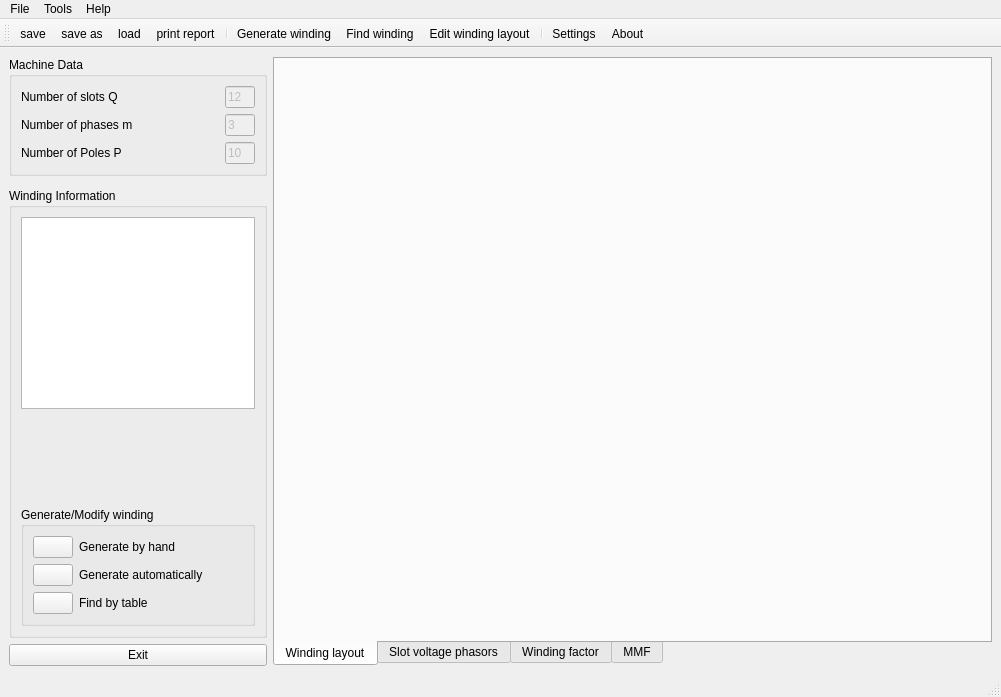
mjfwest/swat-em, file swat_em/ui/MainWindow.ui: the form before one commit.
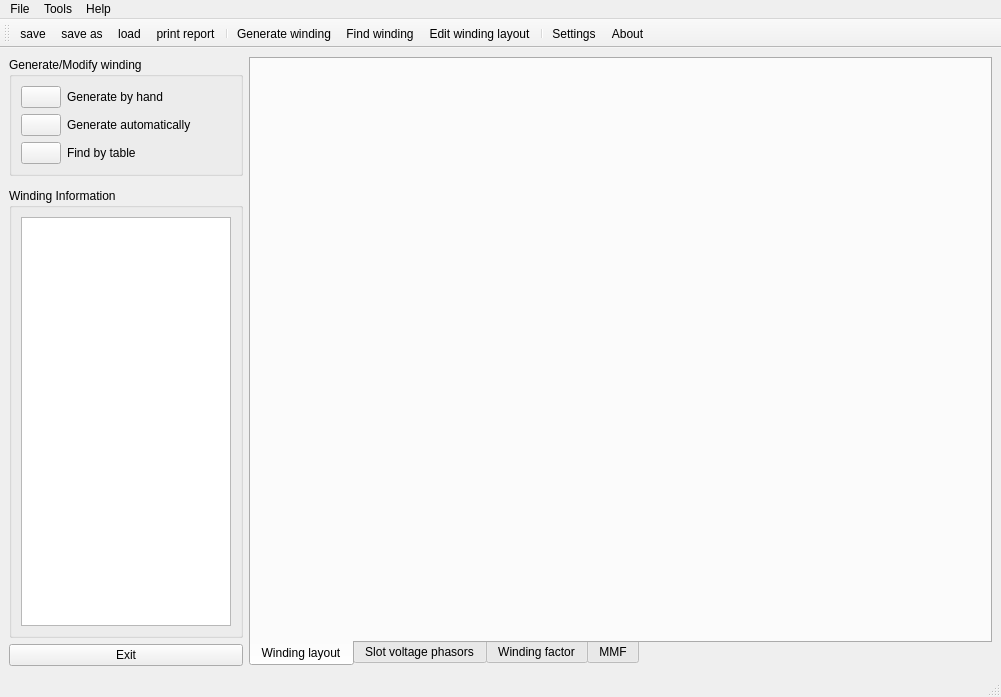
The form after the commit. Icons and pictures are not drawn.

Commit message: New output for winding information

Diff of the .ui file:
```diff
--- a/swat_em/ui/MainWindow.ui
+++ b/swat_em/ui/MainWindow.ui
@@ -35,118 +35,6 @@
       </property>
      </widget>
     </item>
-    <item row="0" column="0">
-     <widget class="QGroupBox" name="groupBox">
-      <property name="sizePolicy">
-       <sizepolicy hsizetype="Preferred" vsizetype="Preferred">
-        <horstretch>0</horstretch>
-        <verstretch>0</verstretch>
-       </sizepolicy>
-      </property>
-      <property name="title">
-       <string>Machine Data</string>
-      </property>
-      <layout class="QGridLayout" name="gridLayout_7">
-       <item row="0" column="0">
-        <layout class="QGridLayout" name="gridLayout_2">
-         <item row="1" column="0">
-          <widget class="QLabel" name="label_4">
-           <property name="text">
-            <string>Number of phases m</string>
-           </property>
-          </widget>
-         </item>
-         <item row="0" column="0">
-          <widget class="QLabel" name="label_2">
-           <property name="text">
-            <string>Number of slots Q</string>
-           </property>
-          </widget>
-         </item>
-         <item row="0" column="1">
-          <widget class="QLineEdit" name="lineEdit_Q">
-           <property name="enabled">
-            <bool>false</bool>
-           </property>
-           <property name="sizePolicy">
-            <sizepolicy hsizetype="Fixed" vsizetype="Preferred">
-             <horstretch>0</horstretch>
-             <verstretch>0</verstretch>
-            </sizepolicy>
-           </property>
-           <property name="minimumSize">
-            <size>
-             <width>0</width>
-             <height>0</height>
-            </size>
-           </property>
-           <property name="maximumSize">
-            <size>
-             <width>30</width>
-             <height>16777215</height>
-            </size>
-           </property>
-           <property name="text">
-            <string>12</string>
-           </property>
-          </widget>
-         </item>
-         <item row="3" column="0">
-          <widget class="QLabel" name="label">
-           <property name="text">
-            <string>Number of Poles P</string>
-           </property>
-          </widget>
-         </item>
-         <item row="3" column="1">
-          <widget class="QLineEdit" name="lineEdit_P">
-           <property name="enabled">
-            <bool>false</bool>
-           </property>
-           <property name="sizePolicy">
-            <sizepolicy hsizetype="Fixed" vsizetype="Preferred">
-             <horstretch>0</horstretch>
-             <verstretch>0</verstretch>
-            </sizepolicy>
-           </property>
-           <property name="maximumSize">
-            <size>
-             <width>30</width>
-             <height>16777215</height>
-            </size>
-           </property>
-           <property name="text">
-            <string>10</string>
-           </property>
-          </widget>
-         </item>
-         <item row="1" column="1">
-          <widget class="QLineEdit" name="lineEdit_m">
-           <property name="enabled">
-            <bool>false</bool>
-           </property>
-           <property name="sizePolicy">
-            <sizepolicy hsizetype="Fixed" vsizetype="Preferred">
-             <horstretch>0</horstretch>
-             <verstretch>0</verstretch>
-            </sizepolicy>
-           </property>
-           <property name="maximumSize">
-            <size>
-             <width>30</width>
-             <height>16777215</height>
-            </size>
-           </property>
-           <property name="text">
-            <string>3</string>
-           </property>
-          </widget>
-         </item>
-        </layout>
-       </item>
-      </layout>
-     </widget>
-    </item>
     <item row="2" column="0">
      <widget class="QGroupBox" name="groupBox_2">
       <property name="sizePolicy">
@@ -159,19 +47,6 @@
        <string>Winding Information</string>
       </property>
       <layout class="QGridLayout" name="gridLayout_8">
-       <item row="1" column="0">
-        <spacer name="verticalSpacer">
-         <property name="orientation">
-          <enum>Qt::Vertical</enum>
-         </property>
-         <property name="sizeHint" stdset="0">
-          <size>
-           <width>20</width>
-           <height>40</height>
-          </size>
-         </property>
-        </spacer>
-       </item>
        <item row="0" column="0">
         <widget class="QTextBrowser" name="textBrowser_wdginfo">
          <property name="sizePolicy">
@@ -182,126 +57,6 @@
          </property>
         </widget>
        </item>
-       <item row="2" column="0">
-        <widget class="QGroupBox" name="groupBox_3">
-         <property name="title">
-          <string>Generate/Modify winding</string>
-         </property>
-         <layout class="QVBoxLayout" name="verticalLayout">
-          <item>
-           <layout class="QHBoxLayout" name="horizontalLayout_3">
-            <item>
-             <widget class="QPushButton" name="Button_EditWindingLayout">
-              <property name="sizePolicy">
-               <sizepolicy hsizetype="Preferred" vsizetype="Fixed">
-                <horstretch>0</horstretch>
-                <verstretch>0</verstretch>
-               </sizepolicy>
-              </property>
-              <property name="text">
-               <string/>
-              </property>
-              <property name="icon">
-               <iconset>
-                <normaloff>icons/Qt/draw-freehand.png</normaloff>icons/Qt/draw-freehand.png</iconset>
-              </property>
-             </widget>
-            </item>
-            <item>
-             <widget class="QLabel" name="label_5">
-              <property name="text">
-               <string>Generate by hand</string>
-              </property>
-             </widget>
-            </item>
-            <item>
-             <spacer name="horizontalSpacer_2">
-              <property name="orientation">
-               <enum>Qt::Horizontal</enum>
-              </property>
-              <property name="sizeHint" stdset="0">
-               <size>
-                <width>40</width>
-                <height>20</height>
-               </size>
-              </property>
-             </spacer>
-            </item>
-           </layout>
-          </item>
-          <item>
-           <layout class="QHBoxLayout" name="horizontalLayout_5">
-            <item>
-             <widget class="QPushButton" name="Button_GenerateAutomatically">
-              <property name="text">
-               <string/>
-              </property>
-              <property name="icon">
-               <iconset>
-                <normaloff>icons/Qt/edit-find.png</normaloff>icons/Qt/edit-find.png</iconset>
-              </property>
-             </widget>
-            </item>
-            <item>
-             <widget class="QLabel" name="label_7">
-              <property name="text">
-               <string>Generate automatically</string>
-              </property>
-             </widget>
-            </item>
-            <item>
-             <spacer name="horizontalSpacer_4">
-              <property name="orientation">
-               <enum>Qt::Horizontal</enum>
-              </property>
-              <property name="sizeHint" stdset="0">
-               <size>
-                <width>40</width>
-                <height>20</height>
-               </size>
-              </property>
-             </spacer>
-            </item>
-           </layout>
-          </item>
-          <item>
-           <layout class="QHBoxLayout" name="horizontalLayout_4">
-            <item>
-             <widget class="QPushButton" name="Button_FindByTable">
-              <property name="text">
-               <string/>
-              </property>
-              <property name="icon">
-               <iconset>
-                <normaloff>icons/Qt/edit-web-search.png</normaloff>icons/Qt/edit-web-search.png</iconset>
-              </property>
-             </widget>
-            </item>
-            <item>
-             <widget class="QLabel" name="label_6">
-              <property name="text">
-               <string>Find by table</string>
-              </property>
-             </widget>
-            </item>
-            <item>
-             <spacer name="horizontalSpacer_3">
-              <property name="orientation">
-               <enum>Qt::Horizontal</enum>
-              </property>
-              <property name="sizeHint" stdset="0">
-               <size>
-                <width>40</width>
-                <height>20</height>
-               </size>
-              </property>
-             </spacer>
-            </item>
-           </layout>
-          </item>
-         </layout>
-        </widget>
-       </item>
       </layout>
      </widget>
     </item>
@@ -694,6 +449,126 @@
       </widget>
      </widget>
     </item>
+    <item row="0" column="0">
+     <widget class="QGroupBox" name="groupBox_3">
+      <property name="title">
+       <string>Generate/Modify winding</string>
+      </property>
+      <layout class="QVBoxLayout" name="verticalLayout">
+       <item>
+        <layout class="QHBoxLayout" name="horizontalLayout_3">
+         <item>
+          <widget class="QPushButton" name="Button_EditWindingLayout">
+           <property name="sizePolicy">
+            <sizepolicy hsizetype="Preferred" vsizetype="Fixed">
+             <horstretch>0</horstretch>
+             <verstretch>0</verstretch>
+            </sizepolicy>
+           </property>
+           <property name="text">
+            <string/>
+           </property>
+           <property name="icon">
+            <iconset>
+             <normaloff>icons/Qt/draw-freehand.png</normaloff>icons/Qt/draw-freehand.png</iconset>
+           </property>
+          </widget>
+         </item>
+         <item>
+          <widget class="QLabel" name="label_5">
+           <property name="text">
+            <string>Generate by hand</string>
+           </property>
+          </widget>
+         </item>
+         <item>
+          <spacer name="horizontalSpacer_2">
+           <property name="orientation">
+            <enum>Qt::Horizontal</enum>
+           </property>
+           <property name="sizeHint" stdset="0">
+            <size>
+             <width>40</width>
+             <height>20</height>
+            </size>
+           </property>
+          </spacer>
+         </item>
+        </layout>
+       </item>
+       <item>
+        <layout class="QHBoxLayout" name="horizontalLayout_5">
+         <item>
+          <widget class="QPushButton" name="Button_GenerateAutomatically">
+           <property name="text">
+            <string/>
+           </property>
+           <property name="icon">
+            <iconset>
+             <normaloff>icons/Qt/edit-find.png</normaloff>icons/Qt/edit-find.png</iconset>
+           </property>
+          </widget>
+         </item>
+         <item>
+          <widget class="QLabel" name="label_7">
+           <property name="text">
+            <string>Generate automatically</string>
+           </property>
+          </widget>
+         </item>
+         <item>
+          <spacer name="horizontalSpacer_4">
+           <property name="orientation">
+            <enum>Qt::Horizontal</enum>
+           </property>
+           <property name="sizeHint" stdset="0">
+            <size>
+             <width>40</width>
+             <height>20</height>
+            </size>
+           </property>
+          </spacer>
+         </item>
+        </layout>
+       </item>
+       <item>
+        <layout class="QHBoxLayout" name="horizontalLayout_4">
+         <item>
+          <widget class="QPushButton" name="Button_FindByTable">
+           <property name="text">
+            <string/>
+           </property>
+           <property name="icon">
+            <iconset>
+             <normaloff>icons/Qt/edit-web-search.png</normaloff>icons/Qt/edit-web-search.png</iconset>
+           </property>
+          </widget>
+         </item>
+         <item>
+          <widget class="QLabel" name="label_6">
+           <property name="text">
+            <string>Find by table</string>
+           </property>
+          </widget>
+         </item>
+         <item>
+          <spacer name="horizontalSpacer_3">
+           <property name="orientation">
+            <enum>Qt::Horizontal</enum>
+           </property>
+           <property name="sizeHint" stdset="0">
+            <size>
+             <width>40</width>
+             <height>20</height>
+            </size>
+           </property>
+          </spacer>
+         </item>
+        </layout>
+       </item>
+      </layout>
+     </widget>
+    </item>
    </layout>
   </widget>
   <widget class="QMenuBar" name="menubar">
```
The commit also changes 2 other files.
